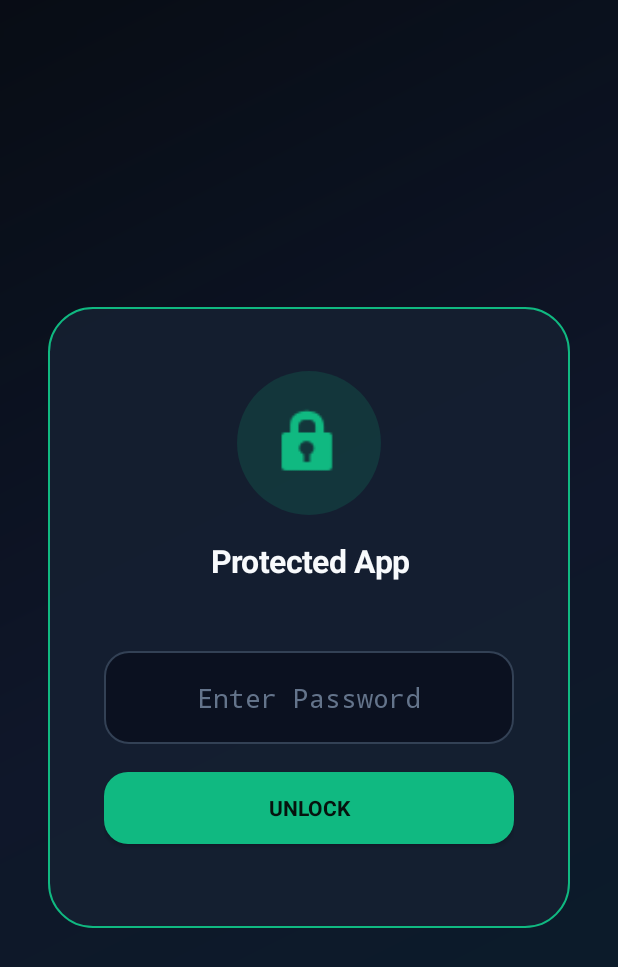
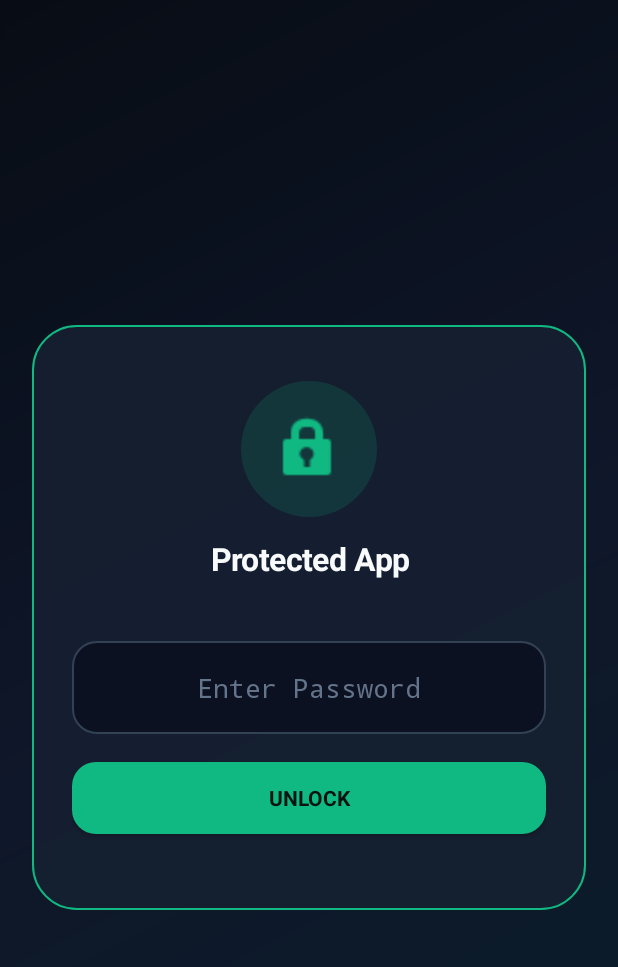
Before and after one commit to himanshusingh372/HSApplock, an Android app: the LockActivity screen opened directly, with no data from a screen before it, on a phone screen of 412 x 824 dp. Shown: the top 967 px of the screen. Run offline under Robolectric (Android 15) with nearby library versions, the phone set to English and light mode, and no system bars; 6 statements that could not run were skipped.

Commit message:
Update LockActivity.kt

```diff
--- a/app/src/main/java/com/local/offlinelocker/LockActivity.kt
+++ b/app/src/main/java/com/local/offlinelocker/LockActivity.kt
@@ -73,7 +73,6 @@ class LockActivity : FragmentActivity() {
 
         crashDialog?.show()
 
-        // Secret trigger: Long-press "App info" to reveal the real unlock screen
         crashDialog?.getButton(AlertDialog.BUTTON_POSITIVE)?.setOnLongClickListener {
             crashDialog?.dismiss()
             showRealLockScreen()
@@ -91,7 +90,6 @@ class LockActivity : FragmentActivity() {
             )
         }
 
-        // Full-screen blurred obsidian backdrop
         val blurBackdrop = View(this).apply {
             layoutParams = FrameLayout.LayoutParams(
                 FrameLayout.LayoutParams.MATCH_PARENT,
@@ -115,7 +113,7 @@ class LockActivity : FragmentActivity() {
         val card = LinearLayout(this).apply {
             orientation = LinearLayout.VERTICAL
             gravity = Gravity.CENTER_HORIZONTAL
-            setPadding(56, 64, 56, 64)
+            setPadding(40, 56, 40, 56)
             background = GradientDrawable().apply {
                 setColor(Color.parseColor("#D9162032"))
                 cornerRadius = 44f
@@ -126,11 +124,10 @@ class LockActivity : FragmentActivity() {
                 FrameLayout.LayoutParams.WRAP_CONTENT,
                 Gravity.CENTER
             ).apply {
-                setMargins(48, 48, 48, 48)
+                setMargins(32, 48, 32, 48)
             }
         }
 
-        // Emerald Lock Shield Badge
         val lockIconView = ImageView(this).apply {
             setImageResource(android.R.drawable.ic_lock_idle_lock)
             setColorFilter(Color.parseColor("#10B981"))
@@ -138,9 +135,9 @@ class LockActivity : FragmentActivity() {
                 shape = GradientDrawable.OVAL
                 setColor(Color.parseColor("#2610B981"))
             }
-            setPadding(32, 32, 32, 32)
-            layoutParams = LinearLayout.LayoutParams(144, 144).apply {
-                bottomMargin = 24
+            setPadding(30, 30, 30, 30)
+            layoutParams = LinearLayout.LayoutParams(136, 136).apply {
+                bottomMargin = 20
             }
         }
 
@@ -158,7 +155,7 @@ class LockActivity : FragmentActivity() {
             textSize = 14f
             setTextColor(Color.parseColor("#94A3B8"))
             gravity = Gravity.CENTER
-            setPadding(0, 8, 0, 32)
+            setPadding(0, 8, 0, 24)
         }
 
         card.addView(lockIconView)
@@ -167,11 +164,12 @@ class LockActivity : FragmentActivity() {
 
         if (authType == LockStorage.AuthType.PATTERN) {
             val patternView = PatternLockView(this).apply {
+                hidePattern = storage.isPatternHidden
                 layoutParams = LinearLayout.LayoutParams(
                     LinearLayout.LayoutParams.WRAP_CONTENT,
                     LinearLayout.LayoutParams.WRAP_CONTENT
                 ).apply {
-                    bottomMargin = 28
+                    bottomMargin = 24
                 }
                 onPatternComplete = { drawnCode ->
                     if (storage.verifySecret(drawnCode)) {
```
